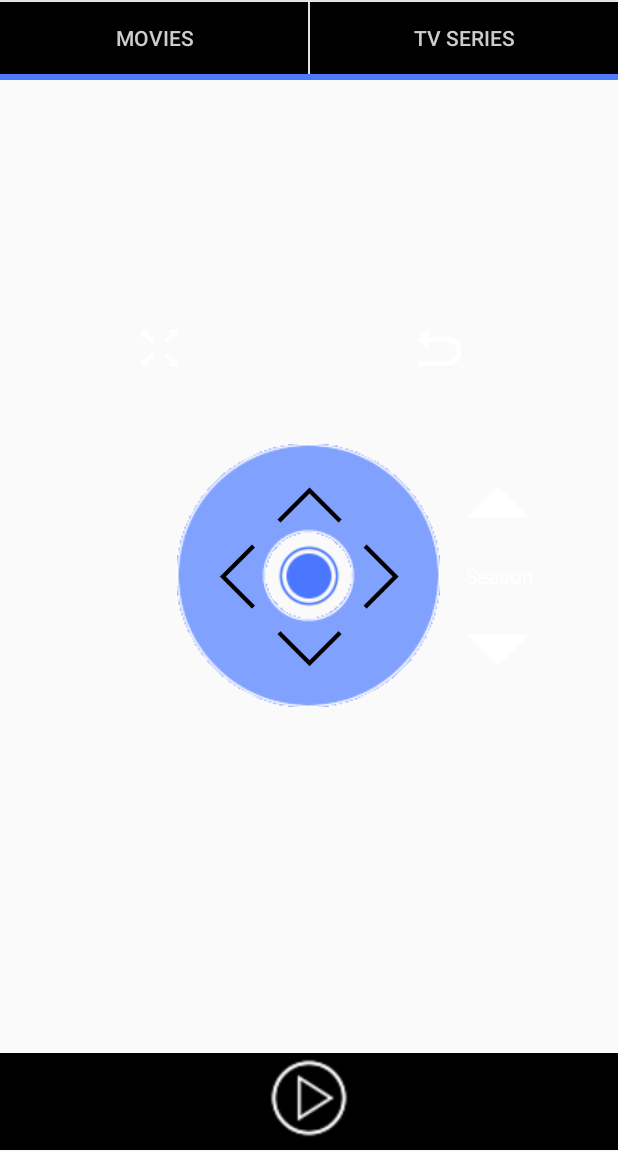
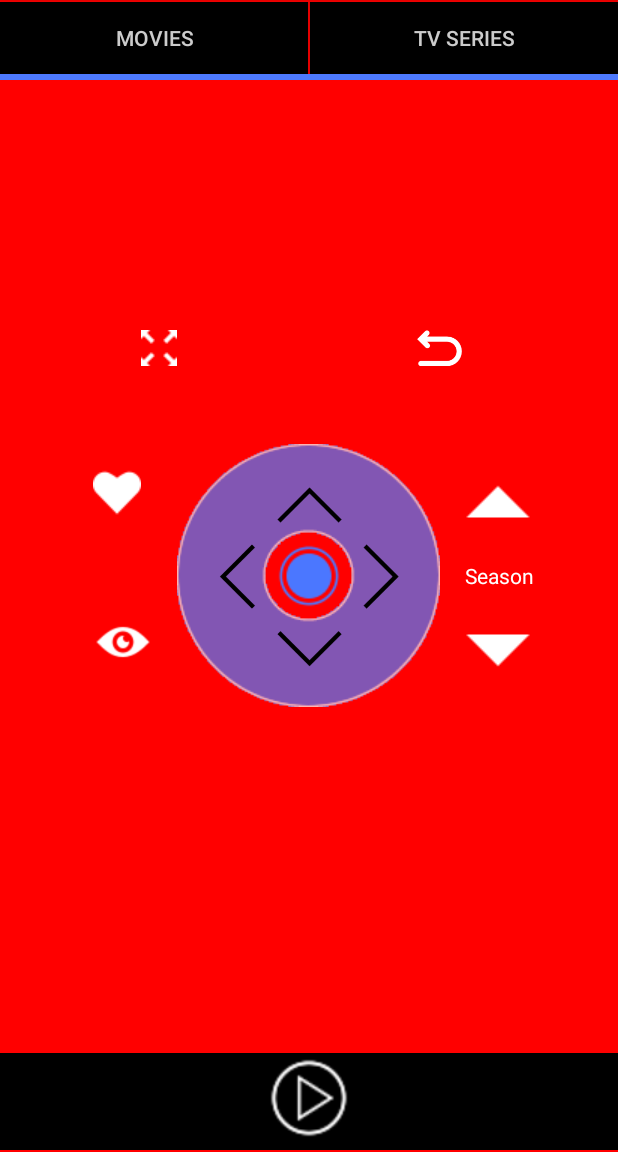
Before and after one commit to Urucas/popcorntime-remote-control, an Android app: the fragment ControlFragment shown on its own in the app's theme, on a phone screen of 412 x 824 dp, the part 84-1236 px from its top. Run offline under Robolectric (Android 15) with nearby library versions, the light colour scheme and no system bars; libraries missing offline, so code that uses them is left out: com.jeremyfeinstein.slidingmenu.

Commit message:
toggle favourite & watched

```diff
--- a/app/src/main/java/com/urucas/popcorntimerc/fragments/ControlFragment.java
+++ b/app/src/main/java/com/urucas/popcorntimerc/fragments/ControlFragment.java
@@ -28,6 +28,8 @@ public class ControlFragment extends android.support.v4.app.Fragment {
     private ImageButton fullBtt;
     private ImageButton seasonUpBtt;
     private ImageButton seasonDownBtt;
+    private ImageButton favBtt;
+    private ImageButton watchedBtt;
 
     @Override
     public View onCreateView(LayoutInflater inflater, ViewGroup container,
@@ -50,6 +52,9 @@ public class ControlFragment extends android.support.v4.app.Fragment {
         fullBtt = (ImageButton) view.findViewById(R.id.toggleFullscreenBtt);
         seasonUpBtt = (ImageButton) view.findViewById(R.id.seasonUpBtt);
         seasonDownBtt = (ImageButton) view.findViewById(R.id.seasonDownBtt);
+
+        favBtt = (ImageButton) view.findViewById(R.id.favouriteBtt);
+        watchedBtt = (ImageButton) view.findViewById(R.id.watchedBtt);
 
         leftBtt.setOnClickListener(new View.OnClickListener() {
             @Override
@@ -128,6 +133,20 @@ public class ControlFragment extends android.support.v4.app.Fragment {
             }
         });
 
+        favBtt.setOnClickListener(new View.OnClickListener() {
+            @Override
+            public void onClick(View v) {
+                SplashActivity.getRemoteControl().favourite();
+            }
+        });
+
+        watchedBtt.setOnClickListener(new View.OnClickListener() {
+            @Override
+            public void onClick(View v) {
+                SplashActivity.getRemoteControl().watched();
+            }
+        });
+
         return view;
     }
 }
--- a/app/src/main/java/com/urucas/popcorntimerc/socket/RemoteControl.java
+++ b/app/src/main/java/com/urucas/popcorntimerc/socket/RemoteControl.java
@@ -59,8 +59,6 @@ public class RemoteControl {
     }
 
     private static int requestID = 1;
-
-
 
     private class JSONRPCTask extends AsyncTask<String, String, JSONRPC2Response> {
 
@@ -187,4 +185,12 @@ public class RemoteControl {
     public void seasonDown() {
         this.emit("nextseason");
     }
+
+    public void favourite() {
+        this.emit("togglefavourite");
+    }
+
+    public void watched() {
+        this.emit("togglewatched");
+    }
 }
--- a/app/src/main/res/layout/fragment_control.xml
+++ b/app/src/main/res/layout/fragment_control.xml
@@ -2,7 +2,7 @@
 <RelativeLayout xmlns:android="http://schemas.android.com/apk/res/android"
     android:layout_width="match_parent"
     android:layout_height="match_parent"
-    android:background="#0f00"
+    android:background="#f00"
     >
 
     <View
@@ -10,7 +10,7 @@
         android:layout_height="1dp"
         android:id="@+id/dividerTop">
 
-        </View>
+    </View>
 
     <LinearLayout
         android:layout_width="fill_parent"
@@ -170,6 +170,27 @@
     <ImageButton
         android:layout_width="wrap_content"
         android:layout_height="wrap_content"
+        android:src="@drawable/favourite_icon"
+        android:background="@null"
+        android:layout_alignTop="@+id/upBtt"
+        android:layout_toLeftOf="@+id/toggleFullscreenBtt"
+        android:layout_toStartOf="@+id/toggleFullscreenBtt"
+        android:id="@+id/favouriteBtt" />
+
+    <ImageButton
+        android:layout_width="40dp"
+        android:layout_height="40dp"
+        android:src="@drawable/watched_icon"
+        android:background="@null"
+        android:scaleType="fitCenter"
+        android:layout_below="@+id/leftBtt"
+        android:layout_alignLeft="@+id/favouriteBtt"
+        android:layout_alignStart="@+id/favouriteBtt"
+        android:id="@+id/watchedBtt" />
+
+    <ImageButton
+        android:layout_width="wrap_content"
+        android:layout_height="wrap_content"
         android:src="@drawable/arrow_up"
         android:background="@null"
         android:layout_above="@+id/rightBtt"
```
Also changed, not shown: app/src/main/res/drawable/favourite_icon.png (added), app/src/main/res/drawable/watched_icon.png (added).
